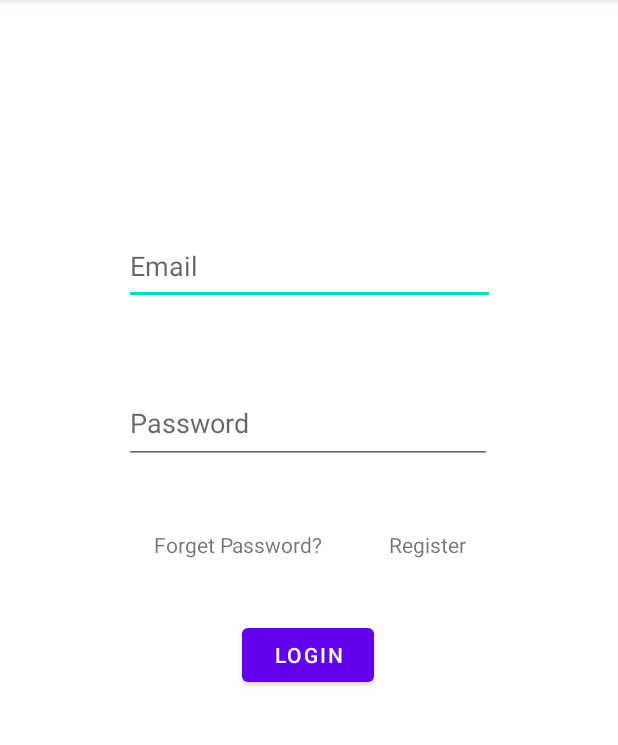
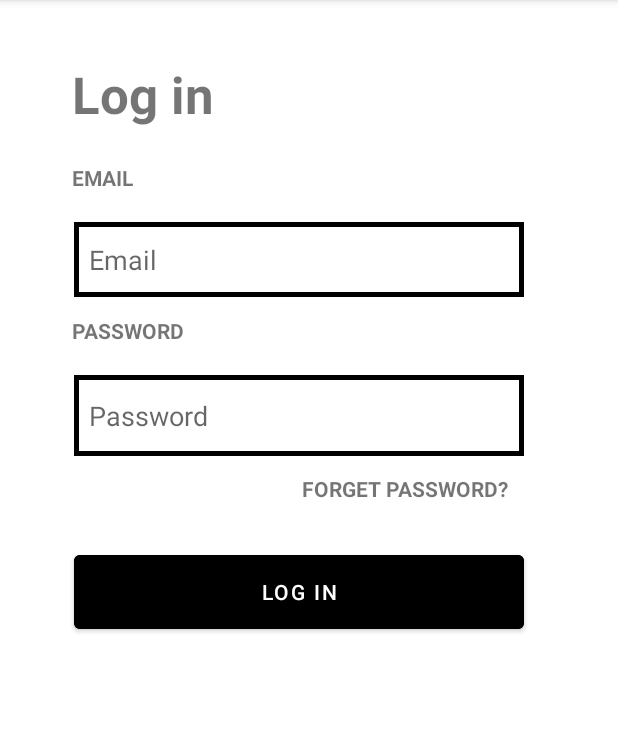
Before and after one commit to KTTNKL/UAIEO, an Android app: the screen it shows after launch (LoginActivity), on a phone screen of 412 x 824 dp, the part 84-829 px from its top. Run offline under Robolectric (Android 15) with nearby library versions, the phone set to English and light mode, and no system bars; our stand-ins replace Firebase (no records; nobody signed in at launch, a user with empty details on screens opened directly).

Commit message:
[19127208] Login screen UI

```diff
--- a/Source/app/src/main/java/com/khtn/uaieo/activity/LoginActivity.kt
+++ b/Source/app/src/main/java/com/khtn/uaieo/activity/LoginActivity.kt
@@ -14,10 +14,10 @@ class LoginActivity : AppCompatActivity() {
     override fun onCreate(savedInstanceState: Bundle?) {
         super.onCreate(savedInstanceState)
         setContentView(R.layout.activity_login)
-        registerTV.setOnClickListener {
-            val intent= Intent(this, RegisterActivity::class.java)
-            startActivity(intent)
-        }
+//        registerTV.setOnClickListener {
+//            val intent= Intent(this, RegisterActivity::class.java)
+//            startActivity(intent)
+//        }
         checkIfAlreadyLogin()
         loginBT.setOnClickListener {
             if (TextUtils.isEmpty(emailET.text.toString())){
--- /dev/null
+++ b/Source/app/src/main/res/drawable/bg_edit_text.xml
@@ -0,0 +1,15 @@
+<?xml version="1.0" encoding="utf-8"?>
+<shape xmlns:android="http://schemas.android.com/apk/res/android">
+    <stroke
+        android:width="3dp"
+        android:color="@color/black" />
+    <solid
+        android:color="#00FFFFFF"
+        android:paddingLeft="10dp"
+        android:paddingTop="10dp"/>
+    <padding
+        android:left="10dp"
+        android:top="10dp"
+        android:right="10dp"
+        android:bottom="10dp" />
+</shape>
--- a/Source/app/src/main/res/layout/activity_login.xml
+++ b/Source/app/src/main/res/layout/activity_login.xml
@@ -8,21 +8,24 @@
 
     <EditText
         android:id="@+id/emailET"
-        android:layout_width="247dp"
-        android:layout_height="51dp"
-        android:layout_marginTop="152dp"
+        android:layout_width="300dp"
+        android:layout_height="50dp"
+        android:layout_marginTop="148dp"
+        android:background="@drawable/bg_edit_text"
         android:ems="10"
+        android:hint="Email"
         android:inputType="textPersonName"
-        android:hint="Email"
         app:layout_constraintEnd_toEndOf="parent"
+        app:layout_constraintHorizontal_bias="0.439"
         app:layout_constraintStart_toStartOf="parent"
         app:layout_constraintTop_toTopOf="parent" />
 
     <EditText
         android:id="@+id/passwordET"
-        android:layout_width="245dp"
+        android:layout_width="300dp"
         android:layout_height="54dp"
         android:layout_marginTop="52dp"
+        android:background="@drawable/bg_edit_text"
         android:ems="10"
         android:hint="Password"
         android:inputType="textPassword"
@@ -33,22 +36,13 @@
 
     <Button
         android:id="@+id/loginBT"
-        android:layout_width="wrap_content"
-        android:layout_height="wrap_content"
-        android:layout_marginTop="40dp"
-        android:text="Login"
+        android:layout_width="300dp"
+        android:layout_height="61dp"
+        android:layout_marginTop="60dp"
+        android:backgroundTint="@color/black"
+        android:text="@string/login_cap"
         app:layout_constraintEnd_toEndOf="@+id/passwordET"
-        app:layout_constraintStart_toStartOf="@+id/passwordET"
-        app:layout_constraintTop_toBottomOf="@+id/registerTV" />
-
-    <TextView
-        android:id="@+id/registerTV"
-        android:layout_width="wrap_content"
-        android:layout_height="wrap_content"
-        android:layout_marginTop="44dp"
-        android:text="Register"
-        app:layout_constraintEnd_toEndOf="@+id/passwordET"
-        app:layout_constraintHorizontal_bias="0.911"
+        app:layout_constraintHorizontal_bias="0.471"
         app:layout_constraintStart_toStartOf="@+id/passwordET"
         app:layout_constraintTop_toBottomOf="@+id/passwordET" />
 
@@ -56,10 +50,45 @@
         android:id="@+id/forgetPassTV"
         android:layout_width="wrap_content"
         android:layout_height="wrap_content"
-        android:layout_marginStart="20dp"
-        android:layout_marginTop="44dp"
-        android:text="Forget Password?"
+        android:layout_marginStart="152dp"
+        android:layout_marginTop="12dp"
+        android:text="@string/forget_password"
+        android:textStyle="bold"
         app:layout_constraintStart_toStartOf="@+id/passwordET"
         app:layout_constraintTop_toBottomOf="@+id/passwordET" />
 
+    <TextView
+        android:id="@+id/LoginTextView"
+        android:layout_width="175dp"
+        android:layout_height="52dp"
+        android:layout_marginStart="48dp"
+        android:layout_marginTop="40dp"
+        android:text="@string/login"
+        android:textSize="34sp"
+        android:textStyle="bold"
+        app:layout_constraintStart_toStartOf="parent"
+        app:layout_constraintTop_toTopOf="parent" />
+
+    <TextView
+        android:id="@+id/emailTextView"
+        android:layout_width="wrap_content"
+        android:layout_height="wrap_content"
+        android:layout_marginStart="48dp"
+        android:layout_marginBottom="20dp"
+        android:text="@string/email"
+        android:textStyle="bold"
+        app:layout_constraintBottom_toTopOf="@+id/emailET"
+        app:layout_constraintStart_toStartOf="parent" />
+
+    <TextView
+        android:id="@+id/textView3"
+        android:layout_width="wrap_content"
+        android:layout_height="wrap_content"
+        android:layout_marginStart="48dp"
+        android:layout_marginBottom="20dp"
+        android:text="@string/password"
+        android:textStyle="bold"
+        app:layout_constraintBottom_toTopOf="@+id/passwordET"
+        app:layout_constraintStart_toStartOf="parent" />
+
 </androidx.constraintlayout.widget.ConstraintLayout>
--- a/Source/app/src/main/res/values/strings.xml
+++ b/Source/app/src/main/res/values/strings.xml
@@ -2,4 +2,9 @@
     <string name="app_name">UAIEO</string>
     <!-- TODO: Remove or change this placeholder text -->
     <string name="hello_blank_fragment">Hello blank fragment</string>
+    <string name="login">Log in</string>
+    <string name="email">EMAIL</string>
+    <string name="password">PASSWORD</string>
+    <string name="login_cap">LOG IN</string>
+    <string name="forget_password">FORGET PASSWORD?</string>
 </resources>
```
